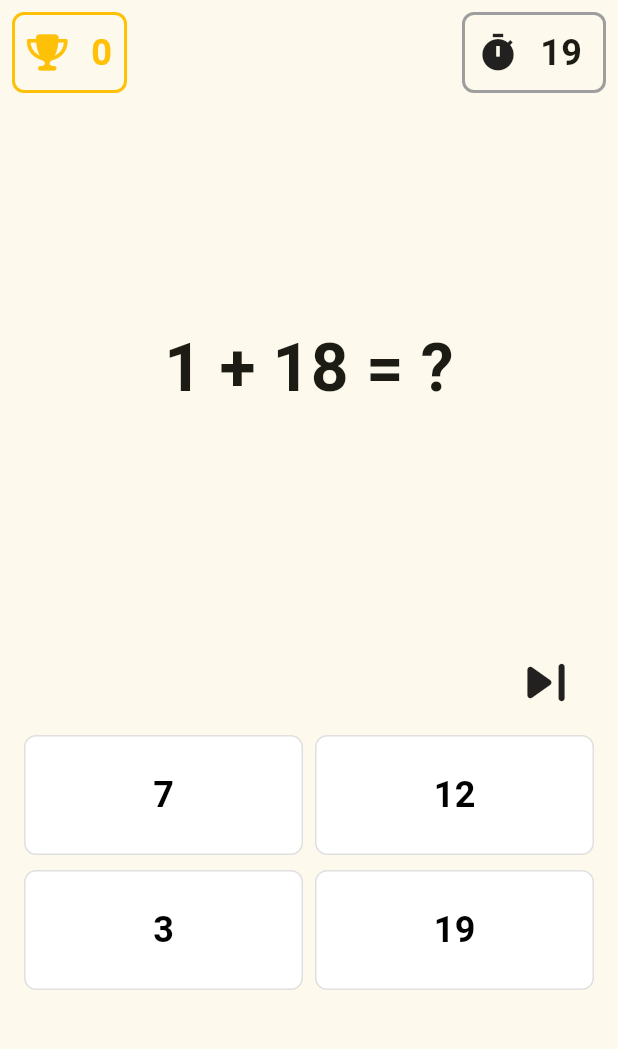
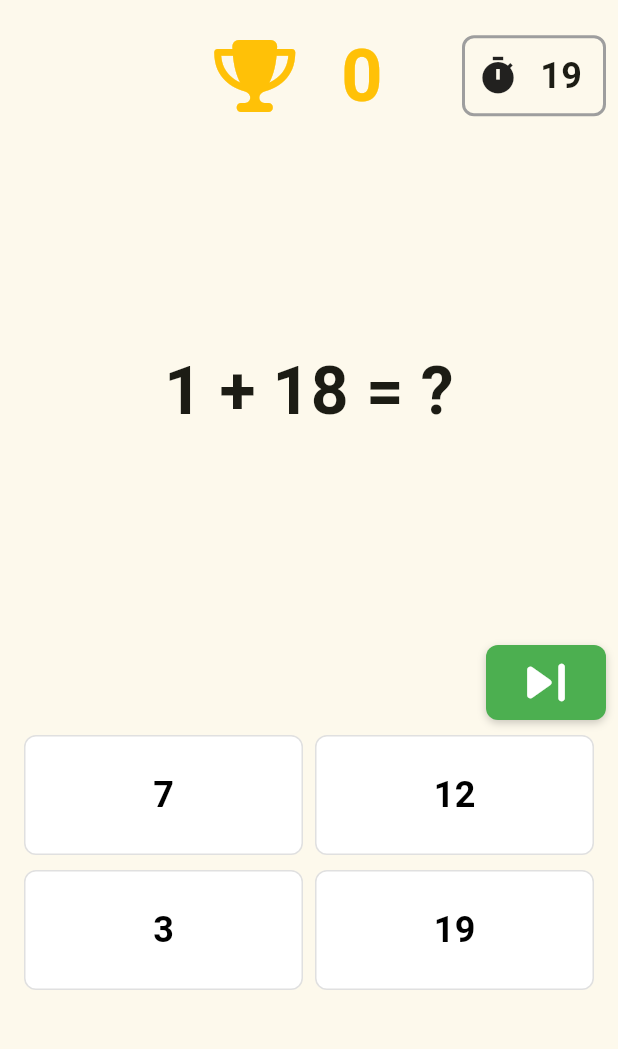
Before and after one commit to kaganzdmr58/ator_math_game, a Flutter app: the screen it shows after launch, after a tap on "Start Game", on a phone screen of 412 x 824 dp, the part 84-1133 px from its top. Run offline on Flutter 3.47's test engine with Material 3 defaults, Android fonts, the phone set to English and light mode, and no system bars; our stand-ins replace font_awesome_flutter, google_mobile_ads, shared_preferences, vibration.

Commit message:
set base screen

```diff
--- a/lib/pages/base_game_page.dart
+++ b/lib/pages/base_game_page.dart
@@ -62,7 +62,7 @@ class _BaseGamePageState extends State<BaseGamePage> {
   }
 
   int randomNumber() {
-    int yeniSayi = (1 + random.nextInt(20)).toInt();
+    int yeniSayi = (1 + random.nextInt(20)).toInt() * (result > 0 ? 1 : -1);
     if (sayilar.contains(yeniSayi)) {
       return randomNumber();
     } else {
@@ -109,6 +109,9 @@ class _BaseGamePageState extends State<BaseGamePage> {
               Row(
                 mainAxisAlignment: MainAxisAlignment.spaceBetween,
                 children: [
+                  SizedBox(
+                    width: 82,
+                  ),
                   /* SizedBox(
                     width: 82,
                     child: Align(
@@ -143,34 +146,24 @@ class _BaseGamePageState extends State<BaseGamePage> {
                       ),
                     ),
                   ), */
-                  Container(
-                    decoration: BoxDecoration(
-                      color: Colors.transparent,
-                      borderRadius: BorderRadius.circular(8),
-                      border: Border.all(
-                        color: Colors.amber,
-                        width: 2,
-                      ),
-                    ),
-                    child: Padding(
+                  Padding(
                     padding: const EdgeInsets.all(8),
                     child: Row(
                       children: [
                         Icon(
                           FontAwesomeIcons.trophy,
-                            size: 24,
+                          size: 48,
                           color: Colors.amber,
                         ),
                         Text(
                           "   $score",
                           style: TextStyle(
-                              fontSize: 24,
+                            fontSize: 48,
                             fontWeight: FontWeight.bold,
                             color: Colors.amber,
                           ),
                         ),
                       ],
-                      ),
                     ),
                   ),
                   CountdownTimer(
@@ -201,10 +194,25 @@ class _BaseGamePageState extends State<BaseGamePage> {
                     setState(() {});
                   },
                   borderRadius: BorderRadius.circular(8),
-                  child: SizedBox(
+                  child: Container(
                     width: 80,
                     height: 50,
-                    child: Icon(Icons.skip_next_rounded, size: 50),
+                    decoration: BoxDecoration(
+                      color: Colors.green,
+                      borderRadius: BorderRadius.circular(8),
+                      boxShadow: [
+                        BoxShadow(
+                          color: Colors.black.withOpacity(0.2),
+                          blurRadius: 4,
+                          offset: Offset(0, 2),
+                        ),
+                      ],
+                    ),
+                    child: Icon(
+                      Icons.skip_next_rounded,
+                      size: 50,
+                      color: Colors.white,
+                    ),
                   ),
                 ),
               ),
```
Lines whose indentation alone changed are shown as unchanged.
